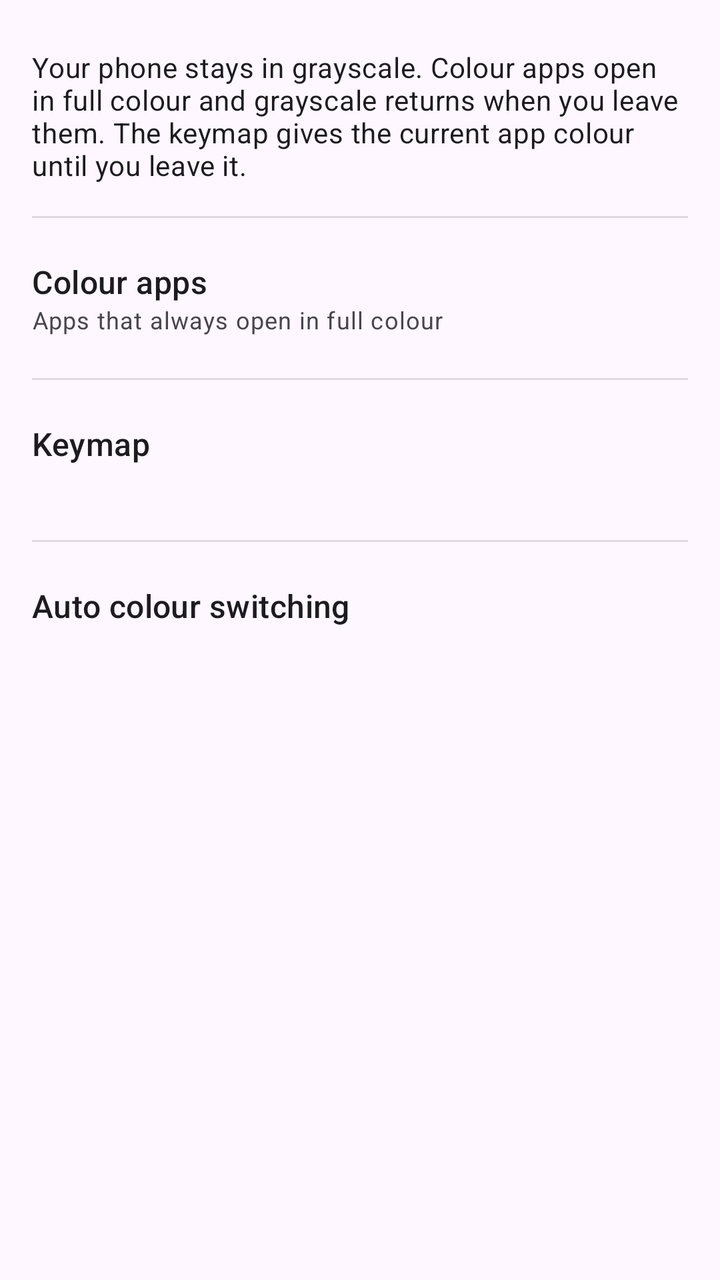
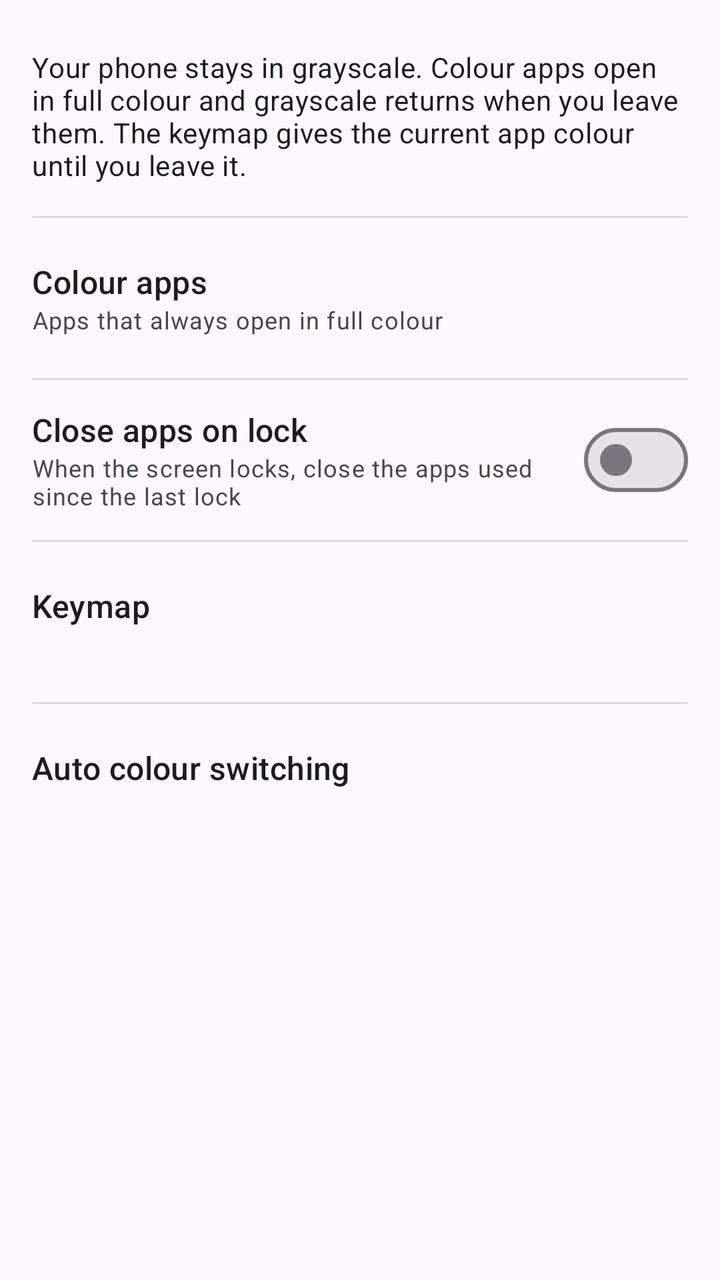

The first picture is an Android layout as it rendered before a commit; the second is the same layout after the commit. The layout source and the unified diff follow.
<!-- AndroidManifest.xml: application theme Theme.Lightson -->
<!-- res/layout/activity_main.xml -->
<?xml version="1.0" encoding="utf-8"?>
<ScrollView xmlns:android="http://schemas.android.com/apk/res/android"
    android:layout_width="match_parent"
    android:layout_height="match_parent">

    <LinearLayout
        android:layout_width="match_parent"
        android:layout_height="wrap_content"
        android:orientation="vertical"
        android:padding="16dp">

        <com.google.android.material.card.MaterialCardView
            android:id="@+id/permission_card"
            android:layout_width="match_parent"
            android:layout_height="wrap_content"
            android:layout_marginBottom="16dp"
            android:visibility="gone">

            <LinearLayout
                android:layout_width="match_parent"
                android:layout_height="wrap_content"
                android:orientation="vertical"
                android:padding="16dp">

                <TextView
                    android:layout_width="wrap_content"
                    android:layout_height="wrap_content"
                    android:text="@string/permission_title"
                    android:textAppearance="?attr/textAppearanceTitleMedium" />

                <TextView
                    android:layout_width="match_parent"
                    android:layout_height="wrap_content"
                    android:layout_marginTop="8dp"
                    android:text="@string/permission_body"
                    android:textAppearance="?attr/textAppearanceBodyMedium" />

                <TextView
                    android:layout_width="match_parent"
                    android:layout_height="wrap_content"
                    android:layout_marginTop="8dp"
                    android:fontFamily="monospace"
                    android:text="@string/permission_command"
                    android:textIsSelectable="true"
                    android:textSize="12sp" />
            </LinearLayout>
        </com.google.android.material.card.MaterialCardView>

        <TextView
            android:layout_width="match_parent"
            android:layout_height="wrap_content"
            android:paddingVertical="8dp"
            android:text="@string/app_explainer"
            android:textAppearance="?attr/textAppearanceBodyMedium" />

        <View
            android:layout_width="match_parent"
            android:layout_height="1dp"
            android:layout_marginVertical="8dp"
            android:background="?android:attr/listDivider" />

        <LinearLayout
            android:id="@+id/color_apps_row"
            android:layout_width="match_parent"
            android:layout_height="wrap_content"
            android:background="?attr/selectableItemBackground"
            android:minHeight="64dp"
            android:gravity="center_vertical"
            android:orientation="vertical"
            android:paddingVertical="12dp">

            <TextView
                android:layout_width="wrap_content"
                android:layout_height="wrap_content"
                android:text="@string/color_apps_title"
                android:textAppearance="?attr/textAppearanceTitleMedium" />

            <TextView
                android:layout_width="wrap_content"
                android:layout_height="wrap_content"
                android:text="@string/color_apps_subtitle"
                android:textAppearance="?attr/textAppearanceBodySmall" />
        </LinearLayout>

        <View
            android:layout_width="match_parent"
            android:layout_height="1dp"
            android:layout_marginVertical="8dp"
            android:background="?android:attr/listDivider" />

        <LinearLayout
            android:id="@+id/keymap_row"
            android:layout_width="match_parent"
            android:layout_height="wrap_content"
            android:background="?attr/selectableItemBackground"
            android:minHeight="64dp"
            android:gravity="center_vertical"
            android:orientation="vertical"
            android:paddingVertical="12dp">

            <TextView
                android:layout_width="wrap_content"
                android:layout_height="wrap_content"
                android:text="@string/keymap_row_title"
                android:textAppearance="?attr/textAppearanceTitleMedium" />

            <TextView
                android:id="@+id/keymap_value"
                android:layout_width="wrap_content"
                android:layout_height="wrap_content"
                android:textAppearance="?attr/textAppearanceBodySmall" />
        </LinearLayout>

        <View
            android:layout_width="match_parent"
            android:layout_height="1dp"
            android:layout_marginVertical="8dp"
            android:background="?android:attr/listDivider" />

        <LinearLayout
            android:id="@+id/accessibility_row"
            android:layout_width="match_parent"
            android:layout_height="wrap_content"
            android:background="?attr/selectableItemBackground"
            android:minHeight="64dp"
            android:gravity="center_vertical"
            android:orientation="vertical"
            android:paddingVertical="12dp">

            <TextView
                android:layout_width="wrap_content"
                android:layout_height="wrap_content"
                android:text="@string/accessibility_row_title"
                android:textAppearance="?attr/textAppearanceTitleMedium" />

            <TextView
                android:id="@+id/service_status"
                android:layout_width="wrap_content"
                android:layout_height="wrap_content"
                android:textAppearance="?attr/textAppearanceBodySmall" />
        </LinearLayout>

    </LinearLayout>
</ScrollView>
<!-- resources referenced by this layout -->
<resources>
  <string name="accessibility_row_title">Auto colour switching</string>
  <string name="app_explainer">Your phone stays in grayscale. Colour apps open in full colour and grayscale returns when you leave them. The keymap gives the current app colour until you leave it.</string>
  <string name="color_apps_subtitle">Apps that always open in full colour</string>
  <string name="color_apps_title">Colour apps</string>
  <string name="keymap_row_title">Keymap</string>
  <string name="permission_body">Lightson needs WRITE_SECURE_SETTINGS to control the colour filter. Connect your phone to a computer with adb and run:</string>
  <string name="permission_command">adb shell pm grant app.lightson android.permission.WRITE_SECURE_SETTINGS</string>
  <string name="permission_title">Permission required</string>
  <style name="Theme.Lightson" parent="Theme.Material3.DayNight" />
</resources>

<!-- the commit's change to res/layout/activity_main.xml (unified diff, before → after) -->
@@ -89,6 +89,44 @@
             android:background="?android:attr/listDivider" />
 
         <LinearLayout
+            android:layout_width="match_parent"
+            android:layout_height="wrap_content"
+            android:gravity="center_vertical"
+            android:minHeight="64dp"
+            android:orientation="horizontal">
+
+            <LinearLayout
+                android:layout_width="0dp"
+                android:layout_height="wrap_content"
+                android:layout_weight="1"
+                android:orientation="vertical">
+
+                <TextView
+                    android:layout_width="wrap_content"
+                    android:layout_height="wrap_content"
+                    android:text="@string/close_on_lock_title"
+                    android:textAppearance="?attr/textAppearanceTitleMedium" />
+
+                <TextView
+                    android:layout_width="wrap_content"
+                    android:layout_height="wrap_content"
+                    android:text="@string/close_on_lock_subtitle"
+                    android:textAppearance="?attr/textAppearanceBodySmall" />
+            </LinearLayout>
+
+            <com.google.android.material.materialswitch.MaterialSwitch
+                android:id="@+id/close_on_lock_switch"
+                android:layout_width="wrap_content"
+                android:layout_height="wrap_content" />
+        </LinearLayout>
+
+        <View
+            android:layout_width="match_parent"
+            android:layout_height="1dp"
+            android:layout_marginVertical="8dp"
+            android:background="?android:attr/listDivider" />
+
+        <LinearLayout
             android:id="@+id/keymap_row"
             android:layout_width="match_parent"
             android:layout_height="wrap_content"
<!-- resource entries referenced after the edit -->
@@ -2,6 +2,8 @@
 <resources>
   <string name="accessibility_row_title">Auto colour switching</string>
   <string name="app_explainer">Your phone stays in grayscale. Colour apps open in full colour and grayscale returns when you leave them. The keymap gives the current app colour until you leave it.</string>
+  <string name="close_on_lock_subtitle">When the screen locks, close the apps used since the last lock</string>
+  <string name="close_on_lock_title">Close apps on lock</string>
   <string name="color_apps_subtitle">Apps that always open in full colour</string>
   <string name="color_apps_title">Colour apps</string>
   <string name="keymap_row_title">Keymap</string>
